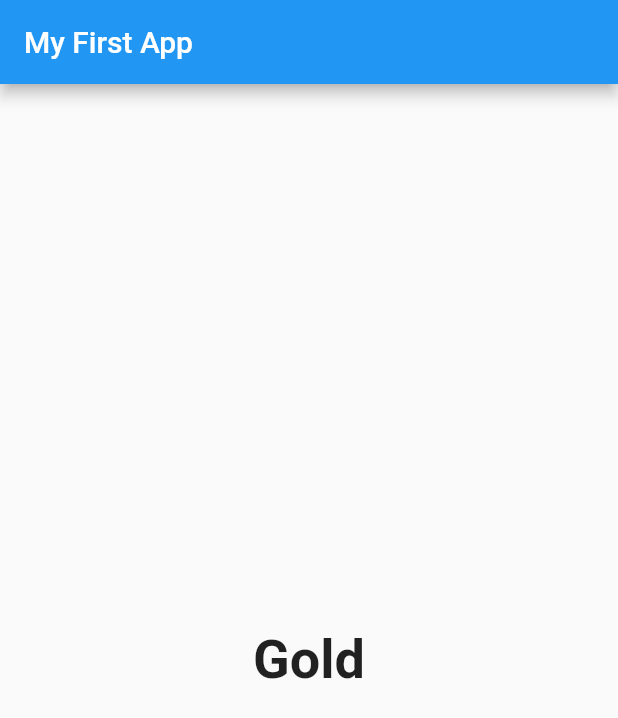
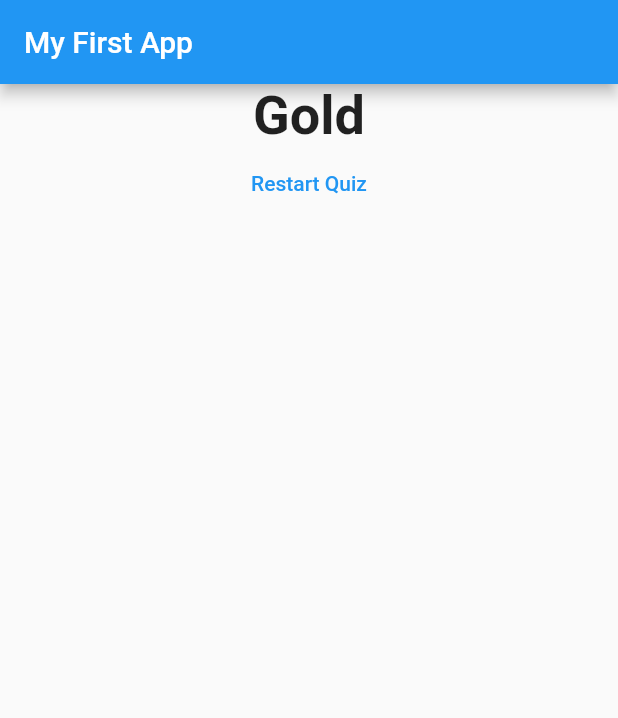
Before and after one commit to tejas-trivedi/Flutter, a Flutter app: the screen it shows after launch, after a tap on "Django", after a tap on "Linux", after a tap on "Java", on a phone screen of 412 x 824 dp. Shown: the top 718 px of the screen. Run offline on Flutter 3.47's test engine with Material 2 defaults, Android fonts, the phone set to English and light mode, and no system bars.

```diff
--- a/lib/main.dart
+++ b/lib/main.dart
@@ -49,6 +49,14 @@ class _MyAppState extends State<MyApp> {
   var _questionIndex = 0;
   var _totalScore = 0;
 
+  void _resetQuiz() {
+    setState(() {
+    _questionIndex = 0;
+    _totalScore = 0;
+    });
+
+  }
+
   void _answerQuestion(int score) {
     _totalScore += score;
 
@@ -75,7 +83,7 @@ class _MyAppState extends State<MyApp> {
                 questionIndex: _questionIndex,
                 questions: _questions,
               )
-            : Result(_totalScore),
+            : Result(_totalScore, _resetQuiz),
       ),
     );
   }
--- a/lib/result.dart
+++ b/lib/result.dart
@@ -2,8 +2,9 @@ import 'package:flutter/material.dart';
 
 class Result extends StatelessWidget {
   final int resultScore;
+  final Function resetHandler;
 
-  Result(this.resultScore);
+  Result(this.resultScore, this.resetHandler);
 
   String get resultPhrase {
     String resultText;
@@ -22,10 +23,19 @@ class Result extends StatelessWidget {
   @override
   Widget build(BuildContext context) {
     return Center(
-      child: Text(
-        resultPhrase,
-        style: TextStyle(fontSize: 36, fontWeight: FontWeight.bold),
-        textAlign: TextAlign.center,
+      child: Column(
+        children: <Widget>[
+          Text(
+            resultPhrase,
+            style: TextStyle(fontSize: 36, fontWeight: FontWeight.bold),
+            textAlign: TextAlign.center,
+          ),
+          FlatButton(
+            child: Text('Restart Quiz'),
+            textColor: Colors.blue,
+            onPressed: resetHandler,
+          )
+        ],
       ),
     );
   }
```
